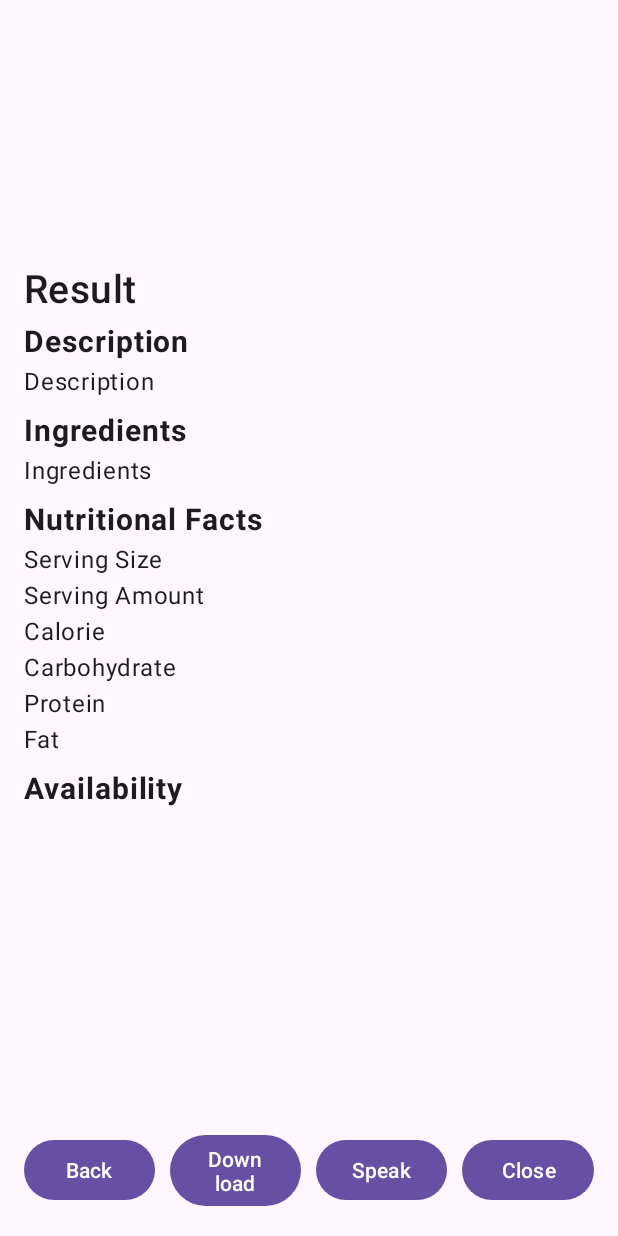
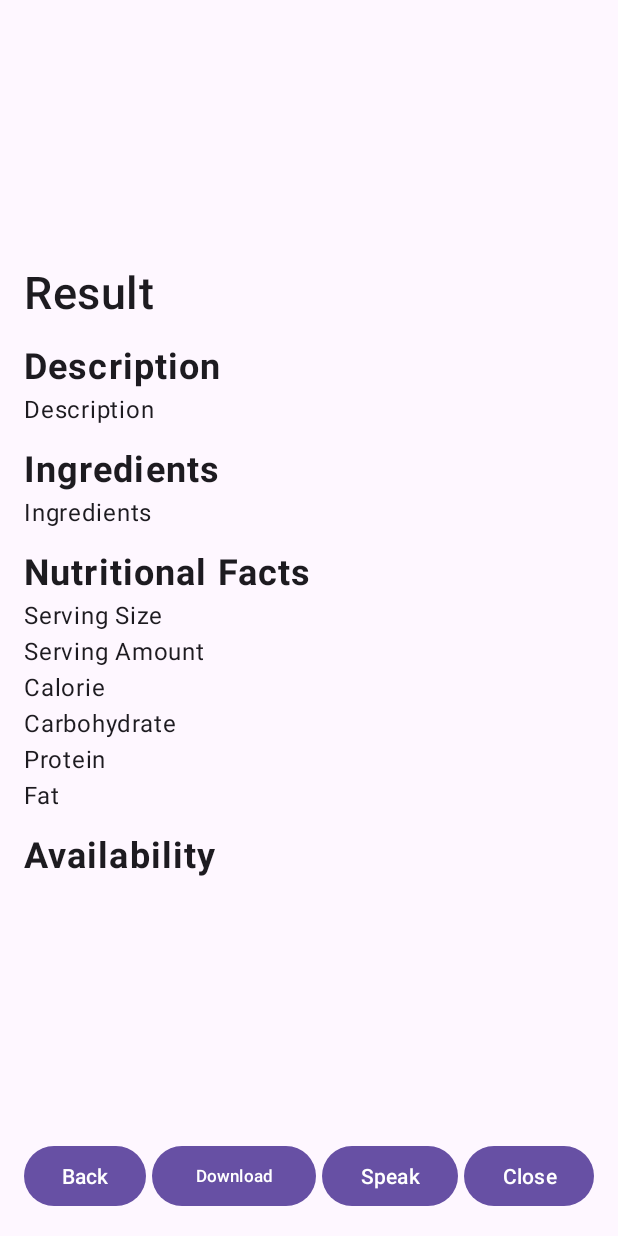
Before and after one commit to Portan21/ScanAPI, an Android app: the layout bottom_sheet_result.xml on its own in the app's theme, with its tools: preview values and no code run, on a phone screen of 412 x 824 dp. Run offline under Robolectric (Android 15) with nearby library versions, the phone set to English and light mode, and no system bars.

Commit message:
Stock now shows hig, low, or no stock | Fix MainAcvtiviy to show no result when no object is detected

```diff
--- a/app/src/main/res/layout/bottom_sheet_result.xml
+++ b/app/src/main/res/layout/bottom_sheet_result.xml
@@ -32,18 +32,18 @@
                 android:layout_width="match_parent"
                 android:layout_height="wrap_content"
                 android:textAppearance="?attr/textAppearanceHeadline6"
-                android:textSize="26sp"
+                android:textSize="30sp"
                 android:text="Result" />
 
             <TextView
                 android:id="@+id/descriptionDisplayTextView"
                 android:layout_width="match_parent"
                 android:layout_height="wrap_content"
+                android:layout_marginTop="12dp"
+                android:text="Description"
                 android:textAppearance="?attr/textAppearanceBody1"
-                android:layout_marginTop="4dp"
-                android:textStyle="bold"
-                android:textSize="20sp"
-                android:text="Description" />
+                android:textSize="24sp"
+                android:textStyle="bold" />
 
             <TextView
                 android:id="@+id/descriptionTextView"
@@ -58,9 +58,9 @@
                 android:layout_width="match_parent"
                 android:layout_height="wrap_content"
                 android:textAppearance="?attr/textAppearanceBody1"
-                android:layout_marginTop="8dp"
+                android:layout_marginTop="12dp"
                 android:textStyle="bold"
-                android:textSize="20sp"
+                android:textSize="24sp"
                 android:text="Ingredients" />
 
             <TextView
@@ -76,9 +76,9 @@
                 android:layout_width="match_parent"
                 android:layout_height="wrap_content"
                 android:textAppearance="?attr/textAppearanceBody1"
-                android:layout_marginTop="8dp"
+                android:layout_marginTop="12dp"
                 android:textStyle="bold"
-                android:textSize="20sp"
+                android:textSize="24sp"
                 android:text="Nutritional Facts" />
 
             <TextView
@@ -134,17 +134,18 @@
                 android:layout_width="match_parent"
                 android:layout_height="wrap_content"
                 android:textAppearance="?attr/textAppearanceBody1"
-                android:layout_marginTop="8dp"
+                android:layout_marginTop="12dp"
                 android:textStyle="bold"
-                android:textSize="20sp"
+                android:textSize="24sp"
                 android:text="Availability" />
 
             <androidx.recyclerview.widget.RecyclerView
                 android:id="@+id/storeRecyclerView"
                 android:layout_width="match_parent"
                 android:layout_height="wrap_content"
+                android:layout_marginTop="0dp"
                 android:nestedScrollingEnabled="false"
-                android:layout_marginTop="8dp" />
+                android:overScrollMode="never" />
 
         </LinearLayout>
     </ScrollView>
@@ -162,16 +163,17 @@
             android:id="@+id/backButton"
             android:layout_width="0dp"
             android:layout_height="wrap_content"
-            android:layout_weight="1"
-            android:layout_marginEnd="10dp"
+            android:layout_weight="0.9"
+            android:layout_marginEnd="4dp"
             android:text="Back" />
 
         <Button
             android:id="@+id/downloadButton"
             android:layout_width="0dp"
             android:layout_height="wrap_content"
-            android:layout_weight="1"
-            android:layout_marginEnd="10dp"
+            android:layout_weight="1.2"
+            android:layout_marginEnd="4dp"
+            android:textSize="11sp"
             android:text="Download" />
 
         <Button
@@ -179,14 +181,14 @@
             android:layout_width="0dp"
             android:layout_height="wrap_content"
             android:layout_weight="1"
-            android:layout_marginEnd="10dp"
+            android:layout_marginEnd="4dp"
             android:text="Speak" />
 
         <Button
             android:id="@+id/closeButton"
-            android:layout_width="0dp"
+            android:layout_width="4dp"
             android:layout_height="wrap_content"
-            android:layout_weight="1"
+            android:layout_weight="0.9"
             android:text="Close" />
     </LinearLayout>
 
```
Also changed, not shown: app/src/main/java/com/example/scanapi/MainActivity.kt (+72 -1 lines), app/src/main/java/com/example/scanapi/RecyclerView.kt (added, +27 -0 lines), app/src/main/java/com/example/scanapi/StoreAdapter.kt (+12 -2 lines), app/src/main/res/layout/item_store.xml (+6 -7 lines).
